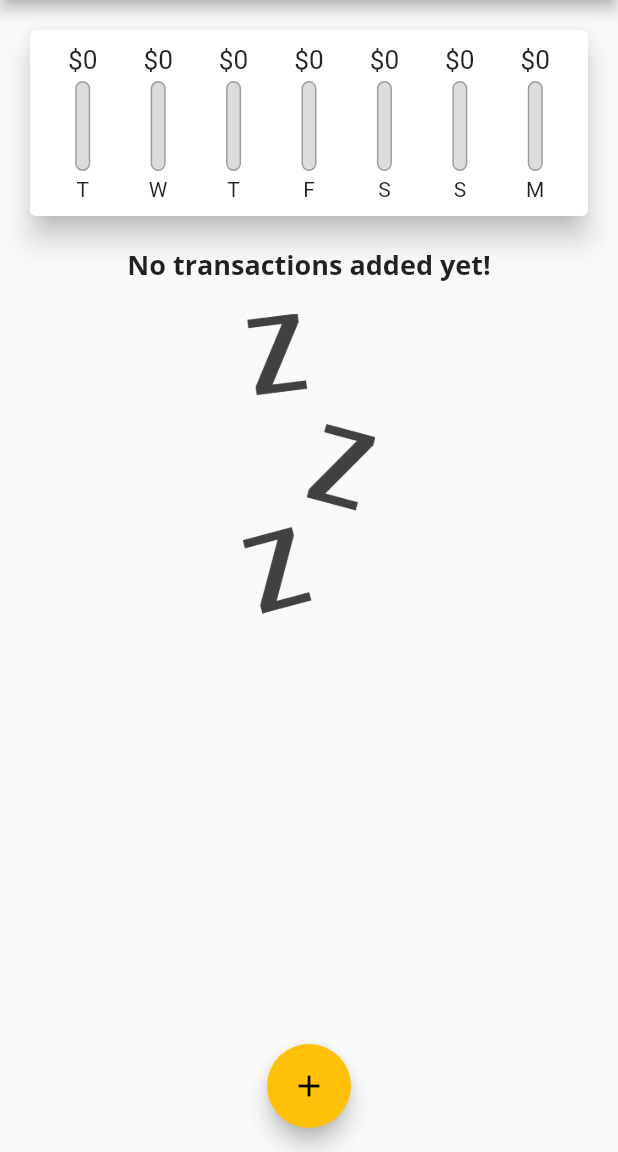
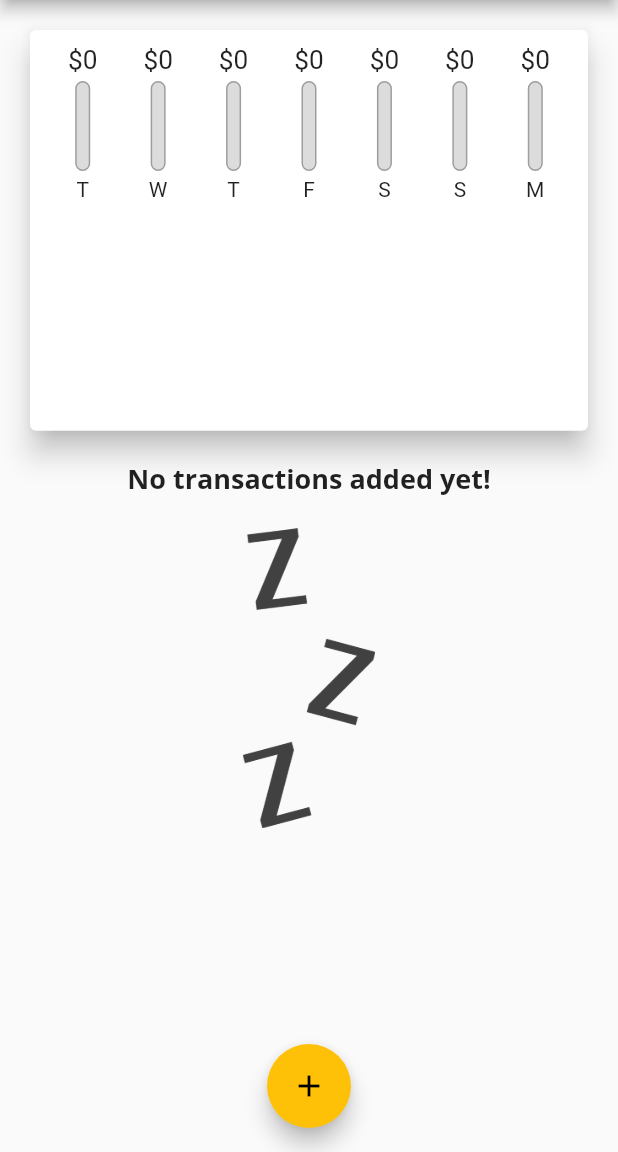
Before and after one commit to furkanayyildiz/personal-spending-app, a Flutter app: the screen it shows after launch, on a phone screen of 412 x 824 dp, the part 84-1236 px from its top. Run offline on Flutter 3.47's test engine with Material 2 defaults, Android fonts, the phone set to English and light mode, and no system bars.

Commit message:
MediaQuery property added to main page

```diff
--- a/lib/main.dart
+++ b/lib/main.dart
@@ -107,22 +107,33 @@ class _MyHomePageState extends State<MyHomePage> {
 
   @override
   Widget build(BuildContext context) {
+    final appBar = AppBar(
+      title: Text('Personal Spending'),
+      actions: <Widget>[
+        IconButton(
+            onPressed: () => _startAddNewTransaction(context),
+            icon: Icon(Icons.add))
+      ],
+    );
     return Scaffold(
-      appBar: AppBar(
-        title: Text('Personal Spending'),
-        actions: <Widget>[
-          IconButton(
-              onPressed: () => _startAddNewTransaction(context),
-              icon: Icon(Icons.add))
-        ],
-      ),
+      appBar: appBar,
       body: SingleChildScrollView(
         child: Column(
           // mainAxisAlignment: MainAxisAlignment.start,
           crossAxisAlignment: CrossAxisAlignment.stretch,
           children: <Widget>[
-            Chart(_recentTransaction),
-            TransactionList(_userTransactions, _deleteTransaction),
+            Container(
+                height: (MediaQuery.of(context).size.height -
+                        appBar.preferredSize.height -
+                        MediaQuery.of(context).padding.top) *
+                    0.4,
+                child: Chart(_recentTransaction)),
+            Container(
+                height: (MediaQuery.of(context).size.height -
+                        appBar.preferredSize.height -
+                        MediaQuery.of(context).padding.top) *
+                    0.6,
+                child: TransactionList(_userTransactions, _deleteTransaction)),
           ],
         ),
       ),
--- a/lib/widgets/transaction_list.dart
+++ b/lib/widgets/transaction_list.dart
@@ -11,9 +11,7 @@ class TransactionList extends StatelessWidget {
 
   @override
   Widget build(BuildContext context) {
-    return Container(
-      height: 450,
-      child: transactions.isEmpty
+    return transactions.isEmpty
         ? Column(
             children: <Widget>[
               Text(
@@ -65,7 +63,6 @@ class TransactionList extends StatelessWidget {
               );
             },
             itemCount: transactions.length,
-            ),
           );
   }
 }
```
Lines whose indentation alone changed are shown as unchanged.
